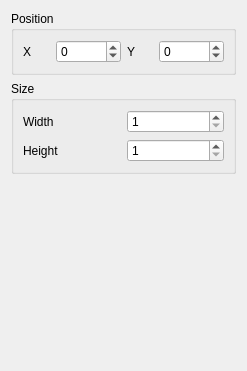
Before: the Qt Designer form src/Core/form_object_properties.ui in igormironchik/prototyper, drawn with Qt 5.
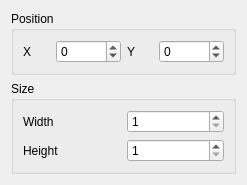
After: the same form once the commit is applied.

Commit message: Start to refactor object properties.

The edit to the form file:
```diff
--- a/src/Core/form_object_properties.ui
+++ b/src/Core/form_object_properties.ui
@@ -7,7 +7,7 @@
     <x>0</x>
     <y>0</y>
     <width>247</width>
-    <height>371</height>
+    <height>183</height>
    </rect>
   </property>
   <property name="windowTitle">
@@ -104,19 +104,6 @@
      </layout>
     </widget>
    </item>
-   <item>
-    <spacer name="verticalSpacer">
-     <property name="orientation">
-      <enum>Qt::Vertical</enum>
-     </property>
-     <property name="sizeHint" stdset="0">
-      <size>
-       <width>17</width>
-       <height>8</height>
-      </size>
-     </property>
-    </spacer>
-   </item>
   </layout>
  </widget>
  <tabstops>
```
The commit also changes 12 other files.
